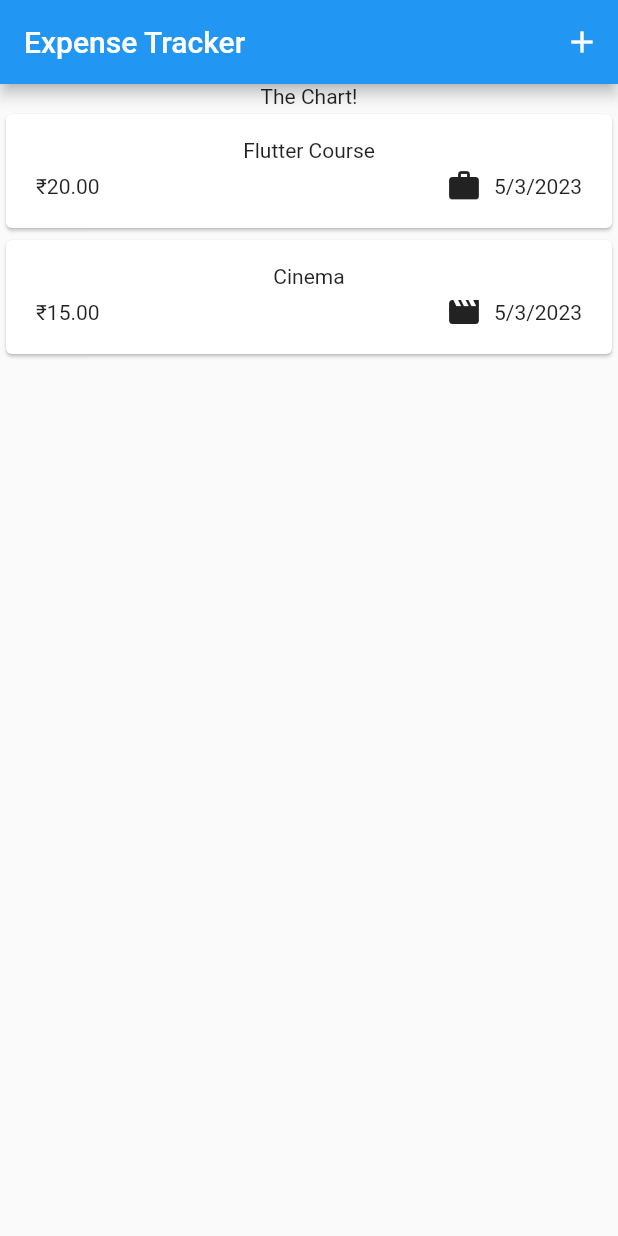
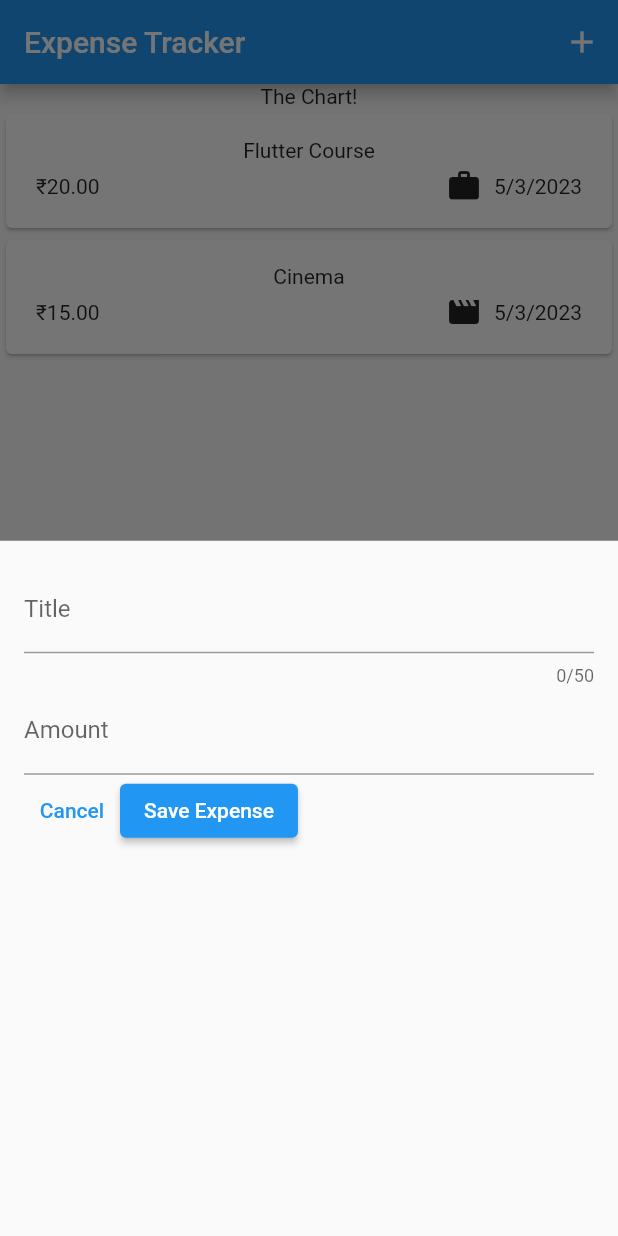
Before and after one commit to darkCoder001/Tracker, a Flutter app: the screen it shows after launch, after a tap on the "add" icon, on a phone screen of 412 x 824 dp. Run offline on Flutter 3.47's test engine with Material 2 defaults, Android fonts, the phone set to English and light mode, and no system bars.

```diff
--- a/lib/widgets/expenses.dart
+++ b/lib/widgets/expenses.dart
@@ -1,6 +1,7 @@
 import 'package:flutter/src/widgets/framework.dart';
 import 'package:flutter/src/widgets/placeholder.dart';
 import 'package:flutter/material.dart';
+import 'package:tracker/widgets/new_expense.dart';
 import './expenses_list/expenses_list.dart';
 import './expenses.dart';
 import '../models/expense.dart';
@@ -19,13 +20,17 @@ class _ExpensesState extends State<Expenses> {
     Expense(title: 'Cinema', amount:15, date: DateTime.now(), category: Category.lesiure)
   ];
 
+  void _openAddExpenseOverlay(){
+    showModalBottomSheet(context: context, builder: (ctx) => const NewExpense());
+  }
+
   @override
   Widget build(BuildContext context) {
     return Scaffold(
       appBar: AppBar(
         title: const Text("Expense Tracker"),
         actions: [
-        IconButton(onPressed: () {}, icon: Icon(Icons.add))
+        IconButton(onPressed: _openAddExpenseOverlay, icon: Icon(Icons.add))
       ]),
       body: Column(
         children: [
--- a/lib/widgets/expenses_list/expenses_list.dart
+++ b/lib/widgets/expenses_list/expenses_list.dart
@@ -11,9 +11,12 @@ class ExpensesList extends StatelessWidget {
 
   @override
   Widget build(BuildContext context) {
-    return ListView.builder(
-      itemCount: expenses.length,
-      itemBuilder: (ctx, index) => ExpenseItem(expenses[index]),
-      );
+    return Expanded(
+      child: ListView.builder(
+        shrinkWrap: true,
+        itemCount: expenses.length,
+        itemBuilder: (ctx, index) => ExpenseItem(expenses[index]),
+        ),
+    );
   }
 }
--- /dev/null
+++ b/lib/widgets/new_expense.dart
@@ -0,0 +1,62 @@
+import 'package:flutter/material.dart';
+import 'package:flutter/src/widgets/framework.dart';
+import 'package:flutter/src/widgets/placeholder.dart';
+
+class NewExpense extends StatefulWidget {
+  const NewExpense({super.key});
+
+  @override
+  State<NewExpense> createState() => _NewExpenseState();
+}
+
+class _NewExpenseState extends State<NewExpense> {
+  final _titleController = TextEditingController();
+  final _amountController = TextEditingController();
+
+  @override
+  void dispose(){
+    _titleController.dispose();
+    _amountController.dispose();
+    super.dispose();
+  }
+
+  @override
+  Widget build(BuildContext context) {
+    return Padding(
+      padding: EdgeInsets.all(16),
+      child: Column(
+        children: [
+          Flexible(
+            child: TextField(
+              controller: _titleController,
+              maxLength: 50,
+              decoration: InputDecoration(
+                label: Text("Title"),
+              ),
+            ),
+          ),
+          Row(
+            children: [
+              Flexible(
+                child: TextField(
+                  controller: _amountController,
+                  keyboardType: TextInputType.number,
+                  decoration: InputDecoration(
+                    prefixText: "₹ ",
+                    label: Text("Amount")
+                  ),
+                ),
+              )
+            ],
+          ),
+          Row(
+            children: [
+              TextButton(onPressed: () {}, child: Text("Cancel")),
+              ElevatedButton(onPressed: () {}, child: Text("Save Expense"))
+            ],
+          )
+        ],
+      ),
+      );
+  }
+}
```
